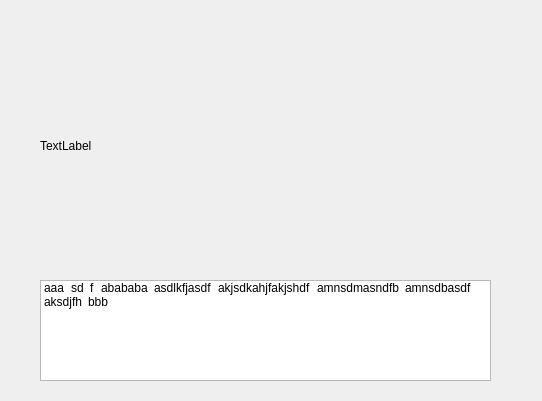
Before: the Qt Designer form menus/read_menu/read_menu_contents.ui in JoaoCarlosNascimento/HandSignLanguage, drawn with Qt 5.
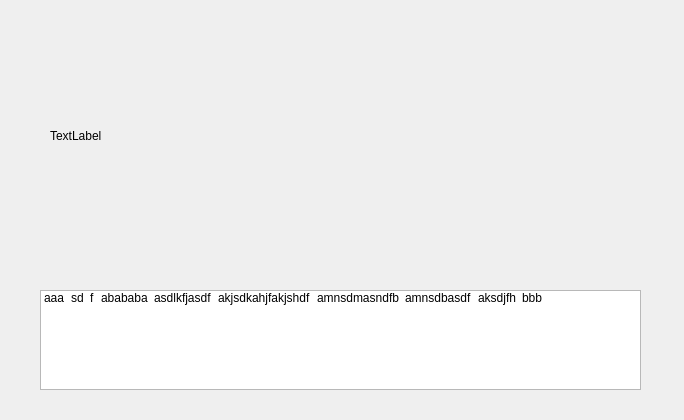
After: the same form once the commit is applied.

Diff of the .ui file:
```diff
--- a/menus/read_menu/read_menu_contents.ui
+++ b/menus/read_menu/read_menu_contents.ui
@@ -6,8 +6,8 @@
    <rect>
     <x>0</x>
     <y>0</y>
-    <width>542</width>
-    <height>401</height>
+    <width>684</width>
+    <height>420</height>
    </rect>
   </property>
   <property name="windowTitle">
@@ -16,9 +16,9 @@
   <widget class="QLabel" name="image">
    <property name="geometry">
     <rect>
-     <x>40</x>
-     <y>20</y>
-     <width>421</width>
+     <x>50</x>
+     <y>10</y>
+     <width>581</width>
      <height>251</height>
     </rect>
    </property>
@@ -33,9 +33,9 @@
    <property name="geometry">
     <rect>
      <x>40</x>
-     <y>280</y>
-     <width>451</width>
-     <height>101</height>
+     <y>290</y>
+     <width>601</width>
+     <height>100</height>
     </rect>
    </property>
    <property name="sizePolicy">
```
